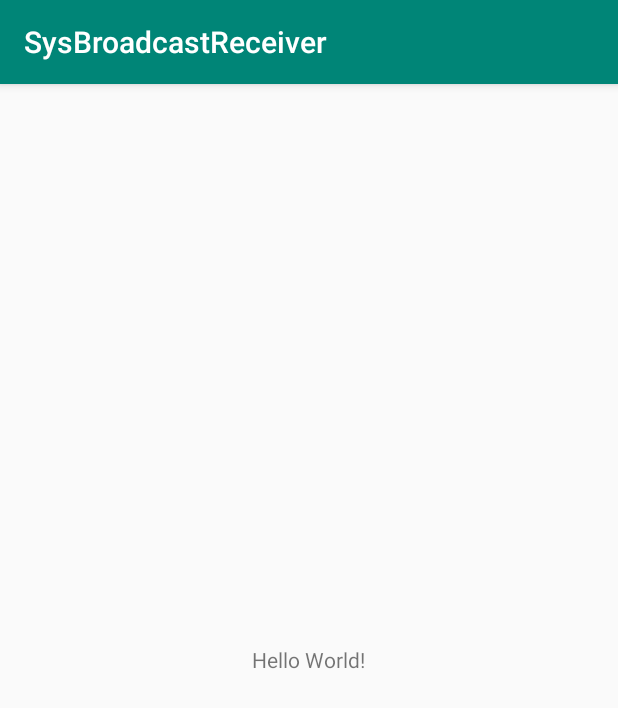
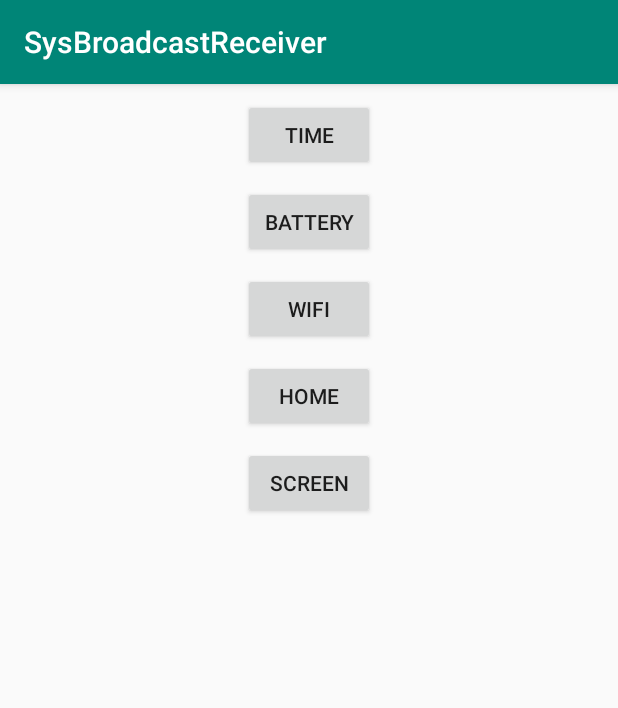
Before and after one commit to cbfg5210/BroadcastReceiver, an Android app: the screen it shows after launch (MainActivity), on a phone screen of 412 x 824 dp. Shown: the top 708 px of the screen. Run offline under Robolectric (Android 15) with nearby library versions, the phone set to English and light mode, and no system bars.

Commit message:
add time receiver demo

```diff
--- a/app/build.gradle
+++ b/app/build.gradle
@@ -20,10 +20,14 @@ android {
             proguardFiles getDefaultProguardFile('proguard-android-optimize.txt'), 'proguard-rules.pro'
         }
     }
+    compileOptions {
+        sourceCompatibility JavaVersion.VERSION_1_8
+        targetCompatibility JavaVersion.VERSION_1_8
+    }
 }
 
 dependencies {
     implementation fileTree(dir: 'libs', include: ['*.jar'])
-    implementation"org.jetbrains.kotlin:kotlin-stdlib-jdk7:$kotlin_version"
+    implementation "org.jetbrains.kotlin:kotlin-stdlib-jdk8:$kotlin_version"
     implementation 'androidx.appcompat:appcompat:1.1.0'
 }
--- a/app/src/main/java/com/bcst/receiver/MainActivity.kt
+++ b/app/src/main/java/com/bcst/receiver/MainActivity.kt
@@ -1,12 +1,46 @@
 package com.bcst.receiver
 
+import android.content.Intent
+import android.os.Bundle
+import android.util.Log
+import android.view.View
 import androidx.appcompat.app.AppCompatActivity
-import android.os.Bundle
+import kotlinx.android.synthetic.main.activity_main.*
 
-class MainActivity : AppCompatActivity() {
+class MainActivity : AppCompatActivity(), View.OnClickListener {
 
     override fun onCreate(savedInstanceState: Bundle?) {
         super.onCreate(savedInstanceState)
         setContentView(R.layout.activity_main)
+
+        btnTime.setOnClickListener(this)
+        btnBattery.setOnClickListener(this)
+        btnWifi.setOnClickListener(this)
+        btnHome.setOnClickListener(this)
+        btnScreen.setOnClickListener(this)
+    }
+
+    override fun onClick(v: View) {
+        v.isEnabled = false
+
+        when (v.id) {
+            R.id.btnTime -> {
+                BcstReceiver()
+                        .withFilter { intentFilter ->
+                            intentFilter.addAction(Intent.ACTION_TIME_CHANGED)
+                            intentFilter.addAction(Intent.ACTION_TIME_TICK)
+                        }
+                        .setCallback { _, _ -> Log.e("***", "${System.currentTimeMillis()}") }
+                        .bind(this, lifecycle)
+            }
+            R.id.btnBattery -> {
+            }
+            R.id.btnWifi -> {
+            }
+            R.id.btnHome -> {
+            }
+            R.id.btnScreen -> {
+            }
+        }
     }
 }
--- a/app/src/main/res/layout/activity_main.xml
+++ b/app/src/main/res/layout/activity_main.xml
@@ -1,14 +1,49 @@
 <?xml version="1.0" encoding="utf-8"?>
-<FrameLayout xmlns:android="http://schemas.android.com/apk/res/android"
+<LinearLayout xmlns:android="http://schemas.android.com/apk/res/android"
     xmlns:tools="http://schemas.android.com/tools"
     android:layout_width="match_parent"
     android:layout_height="match_parent"
+    android:gravity="center_horizontal"
+    android:orientation="vertical"
     tools:context=".MainActivity">
 
-    <TextView
+    <Button
+        android:id="@+id/btnTime"
         android:layout_width="wrap_content"
         android:layout_height="wrap_content"
         android:layout_gravity="center"
-        android:text="Hello World!" />
+        android:layout_marginTop="10dp"
+        android:text="Time" />
 
-</FrameLayout>
+    <Button
+        android:id="@+id/btnBattery"
+        android:layout_width="wrap_content"
+        android:layout_height="wrap_content"
+        android:layout_gravity="center"
+        android:layout_marginTop="10dp"
+        android:text="Battery" />
+
+    <Button
+        android:id="@+id/btnWifi"
+        android:layout_width="wrap_content"
+        android:layout_height="wrap_content"
+        android:layout_gravity="center"
+        android:layout_marginTop="10dp"
+        android:text="Wifi" />
+
+    <Button
+        android:id="@+id/btnHome"
+        android:layout_width="wrap_content"
+        android:layout_height="wrap_content"
+        android:layout_gravity="center"
+        android:layout_marginTop="10dp"
+        android:text="Home" />
+
+    <Button
+        android:id="@+id/btnScreen"
+        android:layout_width="wrap_content"
+        android:layout_height="wrap_content"
+        android:layout_gravity="center"
+        android:layout_marginTop="10dp"
+        android:text="Screen" />
+</LinearLayout>
--- a/build.gradle
+++ b/build.gradle
@@ -5,7 +5,6 @@ buildscript {
     repositories {
         google()
         jcenter()
-
     }
     dependencies {
         classpath 'com.android.tools.build:gradle:3.5.1'
@@ -19,7 +18,6 @@ allprojects {
     repositories {
         google()
         jcenter()
-
     }
 }
 
--- a/gradle.properties
+++ b/gradle.properties
@@ -18,4 +18,4 @@ android.useAndroidX=true
 # Automatically convert third-party libraries to use AndroidX
 android.enableJetifier=true
 # Kotlin code style for this project: "official" or "obsolete":
-kotlin.code.style=official
+#kotlin.code.style=official
```
Also changed, not shown: app/src/main/java/com/bcst/receiver/BcstReceiver.kt (added, +97 -0 lines).
